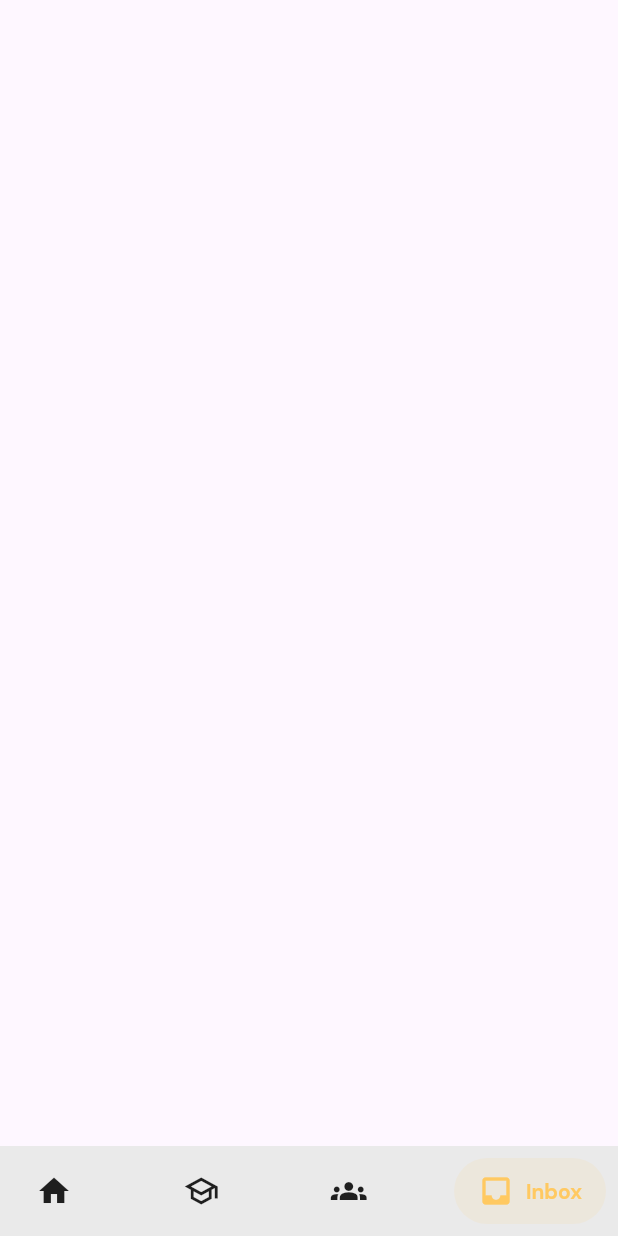
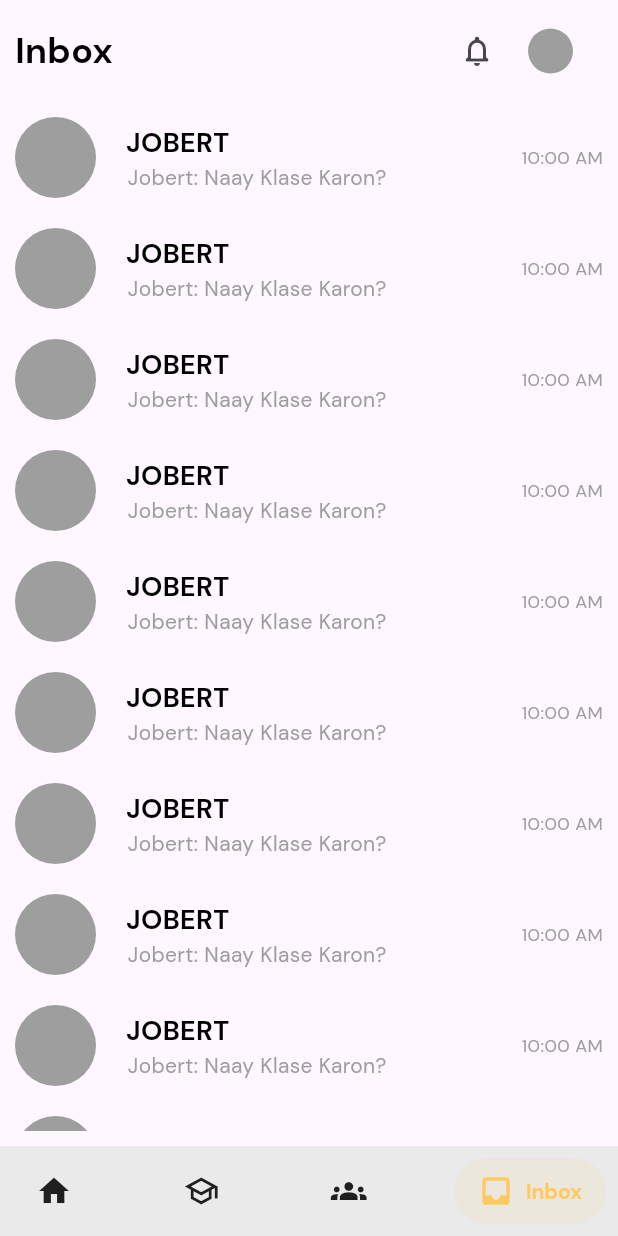
Before and after one commit to lansoyyy/atieed, a Flutter app: the screen it shows after launch, item 4 of the bottom bar chosen, on a phone screen of 412 x 824 dp. Run offline on Flutter 3.47's test engine with Material 3 defaults, Android fonts, the phone set to English and light mode, and no system bars; drawn by our look-alikes of salomon_bottom_bar; our stand-ins replace flutter_map, fluttertoast, latlong2; missing offline and left inert: flutter_barcode_scanner.

Commit message:
added inbox ui

```diff
--- a/lib/screens/home_screen.dart
+++ b/lib/screens/home_screen.dart
@@ -1,4 +1,5 @@
 import 'package:atieed/screens/tabs/attendance_tab.dart';
+import 'package:atieed/screens/tabs/chat_tabs/general_tab.dart';
 import 'package:atieed/screens/tabs/courses_tab.dart';
 import 'package:atieed/screens/tabs/home_tab.dart';
 import 'package:atieed/utlis/colors.dart';
@@ -20,7 +21,7 @@ class _HomeScreenState extends State<HomeScreen> {
     const HomeTab(),
     const CourseTab(),
     const AttendanceTab(),
-    const SizedBox(),
+    const GeneralTab(),
   ];
   @override
   Widget build(BuildContext context) {
--- /dev/null
+++ b/lib/screens/tabs/chat_tabs/general_tab.dart
@@ -0,0 +1,116 @@
+import 'package:atieed/screens/tabs/chat_tabs/chat_page.dart';
+import 'package:flutter/material.dart';
+
+import 'package:atieed/utlis/colors.dart';
+import 'package:atieed/widgets/text_widget.dart';
+
+class GeneralTab extends StatelessWidget {
+  const GeneralTab({super.key});
+
+  @override
+  Widget build(BuildContext context) {
+    return SafeArea(
+      child: Padding(
+        padding: const EdgeInsets.all(10.0),
+        child: Column(
+          crossAxisAlignment: CrossAxisAlignment.start,
+          mainAxisAlignment: MainAxisAlignment.start,
+          children: [
+            Row(
+              children: [
+                TextWidget(
+                  text: 'Inbox',
+                  fontSize: 24,
+                  fontFamily: 'Bold',
+                ),
+                const Expanded(
+                  child: SizedBox(),
+                ),
+                IconButton(
+                  onPressed: () {},
+                  icon: const Icon(
+                    Icons.notifications_none_rounded,
+                  ),
+                ),
+                const SizedBox(
+                  width: 10,
+                ),
+                const CircleAvatar(
+                  minRadius: 15,
+                  maxRadius: 15,
+                  backgroundColor: Colors.grey,
+                ),
+                const SizedBox(
+                  width: 20,
+                ),
+              ],
+            ),
+            const SizedBox(
+              height: 10,
+            ),
+            Expanded(
+              child: ListView.builder(
+                itemBuilder: (context, index) {
+                  return Padding(
+                    padding: const EdgeInsets.only(top: 10, bottom: 10),
+                    child: GestureDetector(
+                      onTap: () {
+                        Navigator.of(context).push(MaterialPageRoute(
+                            builder: (context) => ChatPage()));
+                      },
+                      child: Row(
+                        mainAxisAlignment: MainAxisAlignment.start,
+                        children: [
+                          const CircleAvatar(
+                            minRadius: 27,
+                            maxRadius: 27,
+                            backgroundColor: Colors.grey,
+                          ),
+                          const SizedBox(
+                            width: 20,
+                          ),
+                          Column(
+                            crossAxisAlignment: CrossAxisAlignment.start,
+                            mainAxisAlignment: MainAxisAlignment.center,
+                            children: [
+                              TextWidget(
+                                text: 'JOBERT',
+                                fontSize: 18,
+                                fontFamily: 'Bold',
+                                color: Colors.black,
+                              ),
+                              SizedBox(
+                                width: 175,
+                                child: TextWidget(
+                                  text: 'Jobert: Naay Klase Karon?',
+                                  fontSize: 14,
+                                  fontFamily: 'Regular',
+                                  color: Colors.grey,
+                                ),
+                              ),
+                            ],
+                          ),
+                          const Expanded(
+                            child: SizedBox(
+                              width: 20,
+                            ),
+                          ),
+                          TextWidget(
+                            text: '10:00 AM',
+                            fontSize: 12,
+                            fontFamily: 'Regular',
+                            color: Colors.grey,
+                          ),
+                        ],
+                      ),
+                    ),
+                  );
+                },
+              ),
+            ),
+          ],
+        ),
+      ),
+    );
+  }
+}
```
Also changed, not shown: lib/models/chat_model.dart (added, +13 -0 lines), lib/screens/tabs/chat_tabs/chat_info_page.dart (added, +120 -0 lines), lib/screens/tabs/chat_tabs/chat_page.dart (added, +277 -0 lines), lib/screens/tabs/chat_tabs/classes_tab.dart (added, +78 -0 lines).
